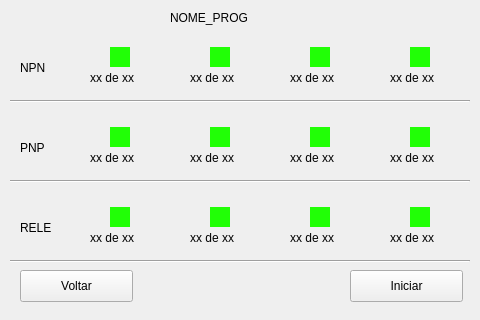
Above: View/execucao.ui from Renatoyyz/fonte-controlada before the change. Below: the same form after it.
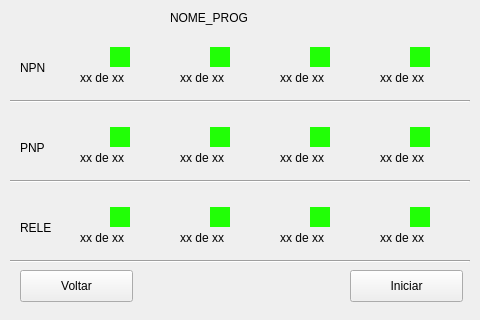
That is the form after the change.

Commit message: Corrigindo interface visual

Patch:
```diff
--- a/View/execucao.ui
+++ b/View/execucao.ui
@@ -286,9 +286,9 @@
   <widget class="QLabel" name="lbNpn_qdt_1">
    <property name="geometry">
     <rect>
-     <x>90</x>
+     <x>80</x>
      <y>70</y>
-     <width>70</width>
+     <width>80</width>
      <height>16</height>
     </rect>
    </property>
@@ -299,9 +299,9 @@
   <widget class="QLabel" name="lbNpn_qdt_2">
    <property name="geometry">
     <rect>
-     <x>190</x>
+     <x>180</x>
      <y>70</y>
-     <width>70</width>
+     <width>80</width>
      <height>16</height>
     </rect>
    </property>
@@ -312,9 +312,9 @@
   <widget class="QLabel" name="lbNpn_qdt_3">
    <property name="geometry">
     <rect>
-     <x>290</x>
+     <x>280</x>
      <y>70</y>
-     <width>70</width>
+     <width>80</width>
      <height>16</height>
     </rect>
    </property>
@@ -325,9 +325,9 @@
   <widget class="QLabel" name="lbNpn_qdt_4">
    <property name="geometry">
     <rect>
-     <x>390</x>
+     <x>380</x>
      <y>70</y>
-     <width>70</width>
+     <width>80</width>
      <height>16</height>
     </rect>
    </property>
@@ -338,9 +338,9 @@
   <widget class="QLabel" name="lbPnp_qdt_1">
    <property name="geometry">
     <rect>
-     <x>90</x>
+     <x>80</x>
      <y>150</y>
-     <width>70</width>
+     <width>80</width>
      <height>16</height>
     </rect>
    </property>
@@ -351,9 +351,9 @@
   <widget class="QLabel" name="lbPnp_qdt_2">
    <property name="geometry">
     <rect>
-     <x>190</x>
+     <x>180</x>
      <y>150</y>
-     <width>70</width>
+     <width>80</width>
      <height>16</height>
     </rect>
    </property>
@@ -364,9 +364,9 @@
   <widget class="QLabel" name="lbPnp_qdt_4">
    <property name="geometry">
     <rect>
-     <x>390</x>
+     <x>380</x>
      <y>150</y>
-     <width>70</width>
+     <width>80</width>
      <height>16</height>
     </rect>
    </property>
@@ -377,9 +377,9 @@
   <widget class="QLabel" name="lbPnp_qdt_3">
    <property name="geometry">
     <rect>
-     <x>290</x>
+     <x>280</x>
      <y>150</y>
-     <width>70</width>
+     <width>80</width>
      <height>16</height>
     </rect>
    </property>
@@ -390,9 +390,9 @@
   <widget class="QLabel" name="lbRele_qdt_1">
    <property name="geometry">
     <rect>
-     <x>90</x>
+     <x>80</x>
      <y>230</y>
-     <width>70</width>
+     <width>80</width>
      <height>16</height>
     </rect>
    </property>
@@ -403,9 +403,9 @@
   <widget class="QLabel" name="lbRele_qdt_2">
    <property name="geometry">
     <rect>
-     <x>190</x>
+     <x>180</x>
      <y>230</y>
-     <width>70</width>
+     <width>80</width>
      <height>16</height>
     </rect>
    </property>
@@ -416,9 +416,9 @@
   <widget class="QLabel" name="lbRele_qdt_3">
    <property name="geometry">
     <rect>
-     <x>290</x>
+     <x>280</x>
      <y>230</y>
-     <width>70</width>
+     <width>80</width>
      <height>16</height>
     </rect>
    </property>
@@ -429,9 +429,9 @@
   <widget class="QLabel" name="lbRele_qdt_4">
    <property name="geometry">
     <rect>
-     <x>390</x>
+     <x>380</x>
      <y>230</y>
-     <width>70</width>
+     <width>80</width>
      <height>16</height>
     </rect>
    </property>
```
The commit also changes 7 other files.
